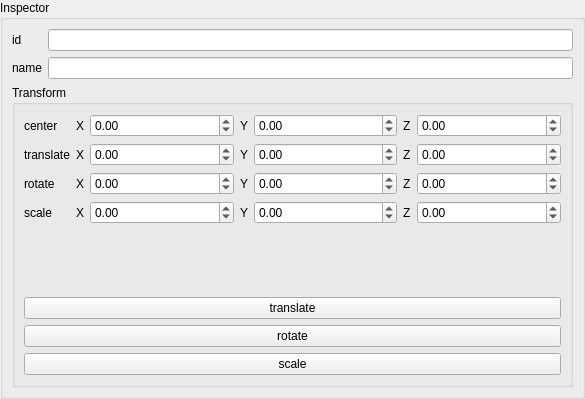
First picture: the form in lab_03/src/ui/widgets/inspector/inspector_widget.ui, repository Yorlend/bmstu-oop, before the edit.
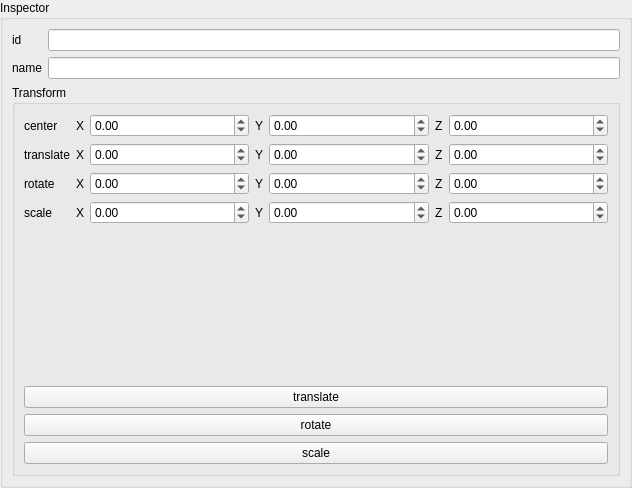
Second picture: the form after the edit.

What changed in the file:
```diff
--- a/lab_03/src/ui/widgets/inspector/inspector_widget.ui
+++ b/lab_03/src/ui/widgets/inspector/inspector_widget.ui
@@ -6,8 +6,8 @@
    <rect>
     <x>0</x>
     <y>0</y>
-    <width>585</width>
-    <height>399</height>
+    <width>632</width>
+    <height>488</height>
    </rect>
   </property>
   <property name="windowTitle">
```
